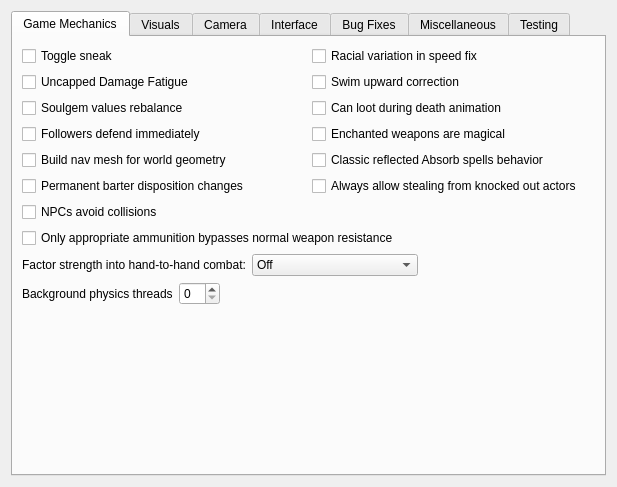
This is files/ui/advancedpage.ui in sunhawken/openmw as Qt 5 draws it before an edit. The edited form follows.
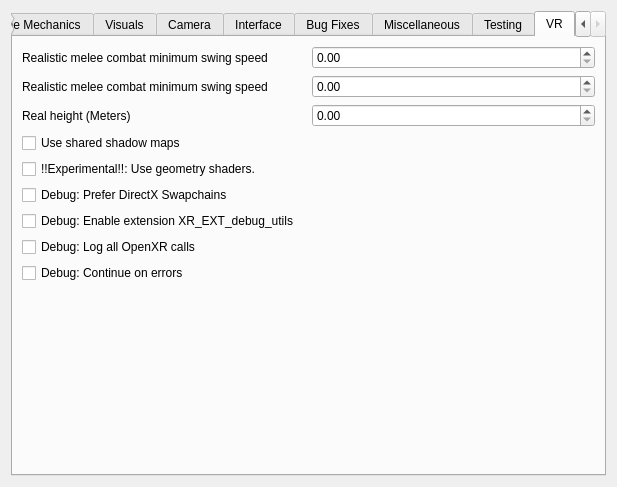
This is the edited form. The open tabs and pages were chosen to show the change.

Commit message: VR tab in the launcher.

Diff of the .ui file:
```diff
--- a/files/ui/advancedpage.ui
+++ b/files/ui/advancedpage.ui
@@ -994,6 +994,186 @@
        </item>
       </layout>
      </widget>
+		<widget class="QWidget" name="VR">
+			<attribute name="title">
+				<string>VR</string>
+			</attribute>
+			<layout class="QVBoxLayout">
+				<item>
+					<layout class="QGridLayout" name="gridLayout_VR">
+						<item row="0" column="0">
+							<widget class="QLabel" name="realisticCombatMinimumSwingSpeed">
+								<property name="toolTip">
+									<string>&lt;html&gt;&lt;head/&gt;&lt;body&gt;&lt;p&gt;The velocity at which the minimum strength of attack is achieved when swinging your motion controllers. In meters/second. Swinging slower than this does not initiate an attack.&lt;/p&gt;&lt;/body&gt;&lt;/html&gt;</string>
+								</property>
+								<property name="text">
+									<string>Realistic melee combat minimum swing speed</string>
+								</property>
+							</widget>
+						</item>
+						<item row="0" column="1">
+							<widget class="QDoubleSpinBox" name="realisticCombatMinimumSwingSpeedSpinBox">
+								<property name="enabled">
+									<bool>true</bool>
+								</property>
+								<property name="decimals">
+									<number>2</number>
+								</property>
+								<property name="minimum">
+									<double>0</double>
+								</property>
+								<property name="maximum">
+									<double>100</double>
+								</property>
+								<property name="value">
+									<double>0.00</double>
+								</property>
+								<property name="singleStep">
+									<double>0.100000000000000</double>
+								</property>
+							</widget>
+						</item>
+						<item row="1" column="0">
+							<widget class="QLabel" name="realisticCombatMaximumSwingSpeed">
+								<property name="toolTip">
+									<string>&lt;html&gt;&lt;head/&gt;&lt;body&gt;&lt;p&gt;The velocity at which max strength of attack is achieved when swinging your motion controllers. In meters/second&lt;/p&gt;&lt;/body&gt;&lt;/html&gt;</string>
+								</property>
+								<property name="text">
+									<string>Realistic melee combat minimum swing speed</string>
+								</property>
+							</widget>
+						</item>
+						<item row="1" column="1">
+							<widget class="QDoubleSpinBox" name="realisticCombatMaximumSwingSpeedSpinBox">
+								<property name="enabled">
+									<bool>true</bool>
+								</property>
+								<property name="decimals">
+									<number>2</number>
+								</property>
+								<property name="minimum">
+									<double>0</double>
+								</property>
+								<property name="maximum">
+									<double>100</double>
+								</property>
+								<property name="value">
+									<double>0.00</double>
+								</property>
+								<property name="singleStep">
+									<double>0.100000000000000</double>
+								</property>
+							</widget>
+						</item>
+						<item row="2" column="0">
+							<widget class="QLabel" name="realHeight">
+								<property name="toolTip">
+									<string>&lt;html&gt;&lt;head/&gt;&lt;body&gt;&lt;p&gt;Your real height. In meters.&lt;/p&gt;&lt;/body&gt;&lt;/html&gt;</string>
+								</property>
+								<property name="text">
+									<string>Real height (Meters)</string>
+								</property>
+							</widget>
+						</item>
+						<item row="2" column="1">
+							<widget class="QDoubleSpinBox" name="realHeightSpinBox">
+								<property name="enabled">
+									<bool>true</bool>
+								</property>
+								<property name="decimals">
+									<number>2</number>
+								</property>
+								<property name="minimum">
+									<double>0</double>
+								</property>
+								<property name="maximum">
+									<double>100</double>
+								</property>
+								<property name="value">
+									<double>0.00</double>
+								</property>
+								<property name="singleStep">
+									<double>0.010000000000000</double>
+								</property>
+							</widget>
+						</item>
+						<item row="3" column="0">
+							<widget class="QCheckBox" name="useSharedShadowMaps">
+								<property name="toolTip">
+									<string>&lt;html&gt;&lt;head/&gt;&lt;body&gt;&lt;p&gt;Makes OpenMW VR map shadows for both eyes in one pass, instead of once per eye. This is a significant performance benefit, and should only be disabled for debugging or masochism purposes.&lt;/p&gt;&lt;/body&gt;&lt;/html&gt;</string>
+								</property>
+								<property name="text">
+									<string>Use shared shadow maps</string>
+								</property>
+							</widget>
+						</item>
+						<item row="4" column="0">
+							<widget class="QCheckBox" name="useGeometryShaders">
+								<property name="toolTip">
+									<string>&lt;html&gt;&lt;head/&gt;&lt;body&gt;&lt;p&gt;Makes OpenMW VR render stereo using geometry shaders instead of two render passes. Players with a CPU bound will benefit from this, but players with a gpu bound will not. E.g. with a high cell view distance (distant lands) this will degrade your performance instead. NOTE: This feature is experimental, broken on AMD GPUs, and untested on Intel.&lt;/p&gt;&lt;/body&gt;&lt;/html&gt;</string>
+								</property>
+								<property name="text">
+									<string>!!Experimental!!: Use geometry shaders.</string>
+								</property>
+							</widget>
+						</item>
+						<item row="5" column="0">
+							<widget class="QCheckBox" name="preferDirectXSwapchains">
+								<property name="toolTip">
+									<string>&lt;html&gt;&lt;head/&gt;&lt;body&gt;&lt;p&gt;Makes OpenMW VR use DirectX swapchains even if OpenGL swapchains are available. Note that OpenMW will always fall back to DirectX swapchains if OpenGL swapchains are not available. This option exists to debug/work around runtimes with bad OpenGL implementations.&lt;/p&gt;&lt;/body&gt;&lt;/html&gt;</string>
+								</property>
+								<property name="text">
+									<string>Debug: Prefer DirectX Swapchains</string>
+								</property>
+							</widget>
+						</item>
+						<item row="6" column="0">
+							<widget class="QCheckBox" name="useXrDebug">
+								<property name="toolTip">
+									<string>&lt;html&gt;&lt;head/&gt;&lt;body&gt;&lt;p&gt;Makes OpenMW VR enable and use the XR_EXT_debug_utils extension, which may help produce more detailed debug information.&lt;/p&gt;&lt;/body&gt;&lt;/html&gt;</string>
+								</property>
+								<property name="text">
+									<string>Debug: Enable extension XR_EXT_debug_utils</string>
+								</property>
+							</widget>
+						</item>
+						<item row="7" column="0">
+							<widget class="QCheckBox" name="logAllXrCalls">
+								<property name="toolTip">
+									<string>&lt;html&gt;&lt;head/&gt;&lt;body&gt;&lt;p&gt;Makes OpenMW VR log every single OpenXR call. This degrades performance and creates a massive log. You probably want this disabled.&lt;/p&gt;&lt;/body&gt;&lt;/html&gt;</string>
+								</property>
+								<property name="text">
+									<string>Debug: Log all OpenXR calls</string>
+								</property>
+							</widget>
+						</item>
+						<item row="8" column="0">
+							<widget class="QCheckBox" name="ignoreXrErrors">
+								<property name="toolTip">
+									<string>&lt;html&gt;&lt;head/&gt;&lt;body&gt;&lt;p&gt;Makes OpenMW VR ignore unsuccessful calls to OpenXR. You probably want this enabled.&lt;/p&gt;&lt;/body&gt;&lt;/html&gt;</string>
+								</property>
+								<property name="text">
+									<string>Debug: Continue on errors</string>
+								</property>
+							</widget>
+						</item>
+					</layout>
+				</item>
+				<item>
+					<spacer name="verticalSpacer_VR">
+						<property name="orientation">
+							<enum>Qt::Vertical</enum>
+						</property>
+						<property name="sizeHint" stdset="0">
+							<size>
+								<width>20</width>
+								<height>40</height>
+							</size>
+						</property>
+					</spacer>
+				</item>
+			</layout>
+		</widget>
     </widget>
    </item>
   </layout>
```
Left out of the diff: 24 changed lines with no effect on the pictures. Lines whose indentation alone changed are shown as unchanged. The commit also changes 1 other file.
